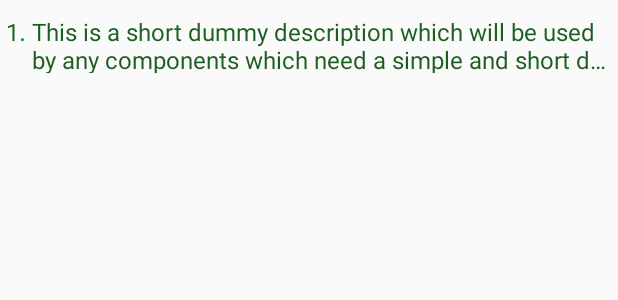
After one commit to traversebd/calorie_hunter, an Android app: the layout adapter_recycler_health_tips_details_list.xml on its own in the app's theme, with its tools: preview values and no code run, on a phone screen of 412 x 824 dp. The commit adds this screen. Shown: the top 300 px of the screen. Run offline under Robolectric (Android 15) with nearby library versions, the phone set to English and light mode, and no system bars.

Commit message:
health tips item details part 3

```diff
--- a/app/src/main/java/com/traversebd/calorie_hunter/activities/healthtips/HealthTipsDetailsActivity.java
+++ b/app/src/main/java/com/traversebd/calorie_hunter/activities/healthtips/HealthTipsDetailsActivity.java
@@ -2,6 +2,7 @@ package com.traversebd.calorie_hunter.activities.healthtips;
 
 import androidx.appcompat.app.AppCompatActivity;
 import androidx.core.content.ContextCompat;
+import androidx.recyclerview.widget.RecyclerView;
 import android.annotation.TargetApi;
 import android.content.Intent;
 import android.os.Build;
@@ -21,6 +22,7 @@ public class HealthTipsDetailsActivity extends AppCompatActivity {
     private TextView listenHint,collectionDate, description, shortDescription;
     private TextToSpeech textToSpeech;
     private boolean isTextToSpeechOn = false;
+    private RecyclerView allHealthTipsRecycler;
 
     @Override
     protected void onCreate(Bundle savedInstanceState) {
@@ -37,6 +39,7 @@ public class HealthTipsDetailsActivity extends AppCompatActivity {
     private void init() {
         listenIcon = findViewById(R.id.listenIcon);
         listenHint = findViewById(R.id.listenHint);
+        allHealthTipsRecycler = findViewById(R.id.allHealthTipsRecycler);
         collectionDate = findViewById(R.id.CollectionDate);
         shortDescription = findViewById(R.id.ShortDescription);
         description = findViewById(R.id.Description);
@@ -105,6 +108,7 @@ public class HealthTipsDetailsActivity extends AppCompatActivity {
     }
     //endregion
 
+    //region text to speech speak for different api level
     @SuppressWarnings("deprecation")
     private void ttsUnder20(String text) {
         HashMap<String, String> map = new HashMap<>();
@@ -117,6 +121,7 @@ public class HealthTipsDetailsActivity extends AppCompatActivity {
         String utteranceId = this.hashCode() + "";
         textToSpeech.speak(text, TextToSpeech.QUEUE_FLUSH, null, utteranceId);
     }
+    //endregion
 
     //region activity components
     @Override
--- a/app/src/main/res/layout/activity_health_tips_details.xml
+++ b/app/src/main/res/layout/activity_health_tips_details.xml
@@ -142,10 +142,10 @@
                 android:orientation="vertical">
 
                 <androidx.recyclerview.widget.RecyclerView
-                    android:id="@+id/allFoodRecycler"
+                    android:id="@+id/allHealthTipsRecycler"
                     android:layout_width="match_parent"
                     android:layout_height="match_parent"
-                    tools:listitem="@layout/adapter_recycler_all_food_list"
+                    tools:listitem="@layout/adapter_recycler_health_tips_details_list"
                     app:spanCount="1"
                     android:orientation="vertical"/>
 
--- /dev/null
+++ b/app/src/main/res/layout/adapter_recycler_health_tips_details_list.xml
@@ -0,0 +1,48 @@
+<?xml version="1.0" encoding="utf-8"?>
+<androidx.cardview.widget.CardView xmlns:android="http://schemas.android.com/apk/res/android"
+    xmlns:app="http://schemas.android.com/apk/res-auto"
+    android:id="@+id/item_card_view"
+    android:layout_width="match_parent"
+    android:layout_height="wrap_content"
+    app:cardBackgroundColor="@color/transparent"
+    app:cardElevation="0dp"
+    android:clickable="true">
+
+    <LinearLayout
+        android:layout_width="match_parent"
+        android:layout_height="wrap_content"
+        android:layout_gravity="center"
+        android:layout_margin="4dp"
+        android:paddingTop="4dp"
+        android:paddingBottom="4dp"
+        android:orientation="horizontal">
+
+        <TextView
+            android:id="@+id/SerialNumber"
+            android:layout_width="wrap_content"
+            android:layout_height="wrap_content"
+            android:text="@string/one"
+            android:textSize="16sp"
+            android:textColor="@color/md_green_900"/>
+
+        <TextView
+            android:layout_width="wrap_content"
+            android:layout_height="wrap_content"
+            android:layout_marginRight="4dp"
+            android:text="."
+            android:textSize="18sp"
+            android:textColor="@color/md_cyan_800"/>
+
+        <TextView
+            android:id="@+id/DetailsItem"
+            android:layout_width="match_parent"
+            android:layout_height="wrap_content"
+            android:textSize="16sp"
+            android:maxLines="2"
+            android:ellipsize="end"
+            android:text="@string/short_dummy_description"
+            android:textColor="@color/md_green_900" />
+
+    </LinearLayout>
+
+</androidx.cardview.widget.CardView>
```
